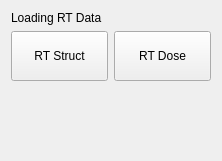
The window that Plugins/org.mitk.gui.qt.rt.dosevisualization/src/internal/LoadingRTViewControls.ui (MITK/MITK) describes before a commit, drawn with Qt 5.
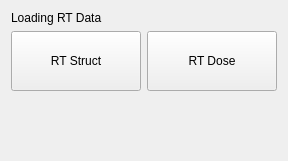
The same window after the commit. Icons and pictures are not drawn.

Diff of the .ui file:
```diff
--- a/Plugins/org.mitk.gui.qt.rt.dosevisualization/src/internal/LoadingRTViewControls.ui
+++ b/Plugins/org.mitk.gui.qt.rt.dosevisualization/src/internal/LoadingRTViewControls.ui
@@ -6,7 +6,7 @@
    <rect>
     <x>0</x>
     <y>0</y>
-    <width>222</width>
+    <width>288</width>
     <height>161</height>
    </rect>
   </property>
@@ -34,12 +34,22 @@
        <property name="minimumSize">
         <size>
          <width>0</width>
-         <height>50</height>
+         <height>60</height>
         </size>
        </property>
        <property name="text">
         <string>RT Struct</string>
        </property>
+       <property name="icon">
+        <iconset resource="../../../../../../bin/MITK/MITK-build/Plugins/org.mitk.gui.qt.rt.dosevisualization/org_mitk_gui_qt_rt_dosevisualization_cached.qrc">
+         <normaloff>:/org.mitk.gui.qt.rt.dosevisualization/resources/icon7.png</normaloff>:/org.mitk.gui.qt.rt.dosevisualization/resources/icon7.png</iconset>
+       </property>
+       <property name="iconSize">
+        <size>
+         <width>50</width>
+         <height>50</height>
+        </size>
+       </property>
       </widget>
      </item>
      <item>
@@ -47,12 +57,22 @@
        <property name="minimumSize">
         <size>
          <width>0</width>
-         <height>50</height>
+         <height>60</height>
         </size>
        </property>
        <property name="text">
         <string>RT Dose</string>
        </property>
+       <property name="icon">
+        <iconset resource="../../../../../../bin/MITK/MITK-build/Plugins/org.mitk.gui.qt.rt.dosevisualization/org_mitk_gui_qt_rt_dosevisualization_cached.qrc">
+         <normaloff>:/org.mitk.gui.qt.rt.dosevisualization/resources/icon5.png</normaloff>:/org.mitk.gui.qt.rt.dosevisualization/resources/icon5.png</iconset>
+       </property>
+       <property name="iconSize">
+        <size>
+         <width>50</width>
+         <height>50</height>
+        </size>
+       </property>
       </widget>
      </item>
     </layout>
```
Left out of the diff: 4 changed lines with no effect on the pictures.
